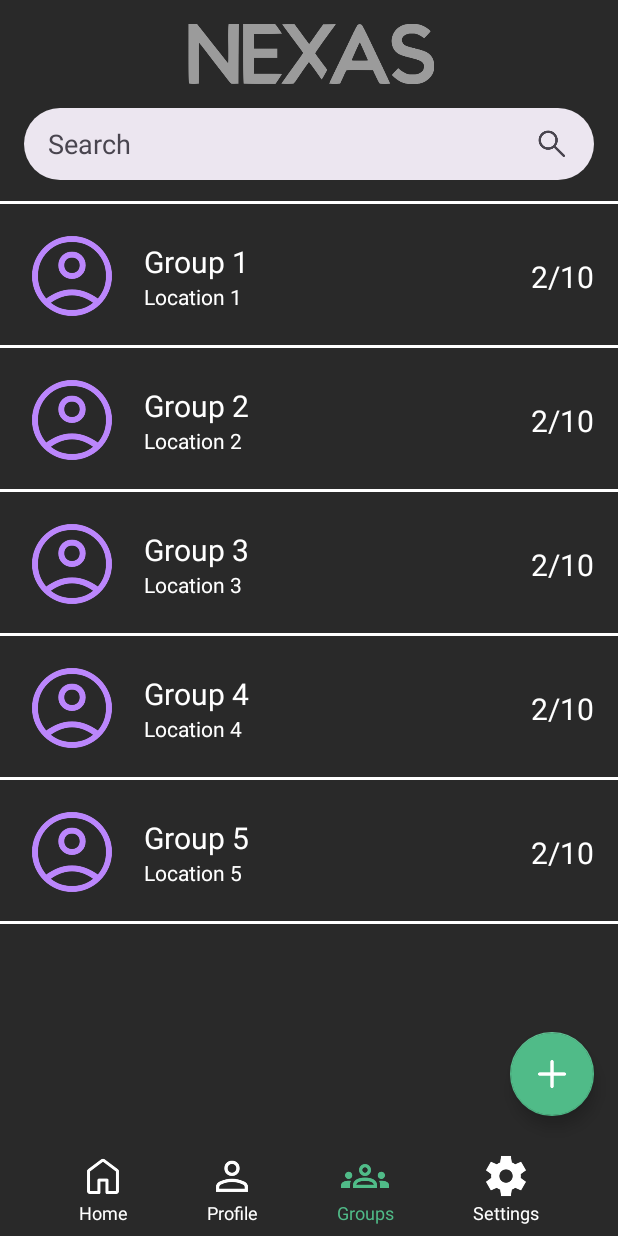
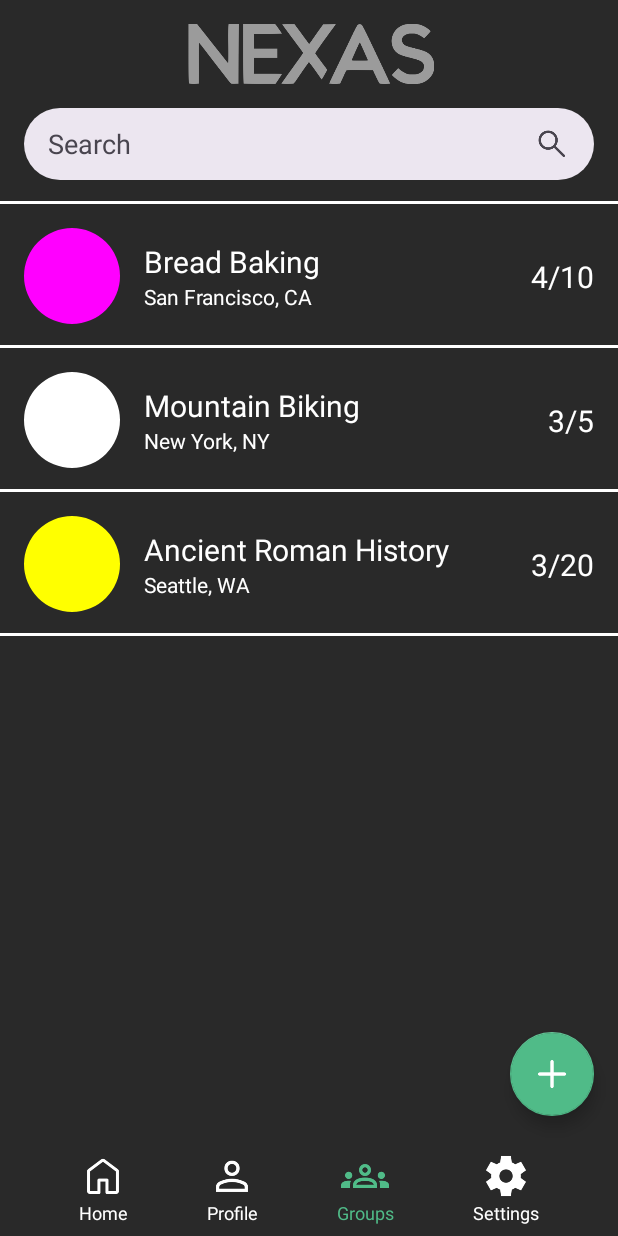
Before and after one commit to JLivanec/Nexas, an Android app: the GroupsFragment screen opened through its navigation route, on a phone screen of 412 x 824 dp. Run offline under Robolectric (Android 15) with nearby library versions, the phone set to English and light mode, and no system bars; 2 statements that could not run were skipped.

Commit message:
Updated groups

```diff
--- a/frontend/app/src/main/java/com/example/nexas/GroupsFragment.kt
+++ b/frontend/app/src/main/java/com/example/nexas/GroupsFragment.kt
@@ -1,23 +1,17 @@
 package com.example.nexas
 
-import android.app.AlertDialog
 import android.graphics.PorterDuff
-import android.graphics.Typeface
 import android.os.Bundle
-import android.text.Spannable
-import android.text.SpannableString
-import android.text.style.BackgroundColorSpan
 import androidx.fragment.app.Fragment
 import android.view.LayoutInflater
 import android.view.View
 import android.view.ViewGroup
-import android.widget.EditText
-import android.widget.ImageButton
 import android.widget.ImageView
 import android.widget.LinearLayout
 import android.widget.TextView
 import androidx.core.content.ContextCompat
-import androidx.core.content.res.ResourcesCompat
+import androidx.fragment.app.activityViewModels
+import androidx.lifecycle.Observer
 import androidx.navigation.fragment.findNavController
 import androidx.recyclerview.widget.LinearLayoutManager
 import androidx.recyclerview.widget.RecyclerView
@@ -25,9 +19,12 @@ import com.example.nexas.databinding.FragmentGroupsBinding
 import com.google.android.material.floatingactionbutton.FloatingActionButton
 
 class GroupsFragment : Fragment(), View.OnClickListener {
-    // view binding
+    // View binding
     private var _binding: FragmentGroupsBinding? = null
     private val binding get() = _binding!!
+
+    // ViewModel
+    private val model: ViewModel by activityViewModels()
 
     // UI elements
     private lateinit var homeButton: LinearLayout
@@ -38,37 +35,7 @@ class GroupsFragment : Fragment(), View.OnClickListener {
 
     private lateinit var groupsRecycler: RecyclerView
     private lateinit var adapter: GroupAdapter
-
-    //TODO: Remove temporary array
-    private var tempGroups: List<Group> = List(5) {
-        Group(
-            id = "${it + 1}",
-            name = "Group ${it + 1}",
-            avatar = null,
-            location = "Location ${it + 1}",
-            description = "Temp description",
-            membersLimit = 10,
-            members = listOf(
-                Member(
-                    id = "1",
-                    name = "Alice",
-                    avatar = null,
-                    location = "New York",
-                    description = "Loves hiking",
-                    background = null
-                ),
-                Member(
-                    id = "2",
-                    name = "Bob",
-                    avatar = null,
-                    location = "San Francisco",
-                    description = "Tech lover",
-                    background = null
-                )
-            ),
-            messages = listOf()
-        )
-    }
+    private lateinit var myGroups: List<Group>
 
     override fun onCreateView(
         inflater: LayoutInflater,
@@ -103,6 +70,11 @@ class GroupsFragment : Fragment(), View.OnClickListener {
         groupsRecycler.layoutManager = LinearLayoutManager(requireContext())
         groupsRecycler.adapter = adapter
 
+        // Observe the groups LiveData
+        model.groups.observe(viewLifecycleOwner, Observer { groups ->
+            myGroups = groups
+            adapter.updateGroups(myGroups)
+        })
 
         return view
     }
@@ -127,13 +99,15 @@ class GroupsFragment : Fragment(), View.OnClickListener {
 
         init {
             itemView.setOnClickListener {
-                // TODO: Change location to chat screen and pass group to move to
-                findNavController().navigate(R.id.action_groupsFragment_to_chatFragment)
+                val group = myGroups[adapterPosition] // Get the selected group
+                val action = GroupsFragmentDirections.actionGroupsFragmentToChatFragment(group.id)
+                findNavController().navigate(action)
             }
         }
 
         fun bind(group: Group) {
-//            groupImage.setImageBitmap(group.avatar)
+            if (group.avatar != null)
+                groupImage.setImageBitmap(group.avatar)
             groupName.text = group.name
             groupLocation.text = group.location
             groupMembersLimit.text = "${group.members.size}/${group.membersLimit}"
@@ -143,12 +117,6 @@ class GroupsFragment : Fragment(), View.OnClickListener {
     // Group Adapter
     inner class GroupAdapter : RecyclerView.Adapter<GroupViewHolder>() {
         private var groups = mutableListOf<Group>()
-        private var searchQuery = ""
-
-        init {
-            groups = tempGroups.toMutableList()
-            // TODO: Get groups from DB
-        }
 
         override fun onCreateViewHolder(parent: ViewGroup, viewType: Int): GroupViewHolder {
             val itemView = LayoutInflater.from(parent.context).inflate(R.layout.group_card, parent, false)
@@ -163,8 +131,13 @@ class GroupsFragment : Fragment(), View.OnClickListener {
             return groups.size
         }
 
+        fun updateGroups(newGroups: List<Group>) {
+            this.groups.clear()
+            this.groups.addAll(newGroups)
+            notifyDataSetChanged()
+        }
+
         fun filterGroups(query: String) {
-            this.searchQuery = query
             // TODO: Search Groups
         }
     }
--- a/frontend/app/src/main/java/com/example/nexas/MainActivity.kt
+++ b/frontend/app/src/main/java/com/example/nexas/MainActivity.kt
@@ -3,11 +3,16 @@ package com.example.nexas
 import android.os.Bundle
 import androidx.activity.enableEdgeToEdge
 import androidx.appcompat.app.AppCompatActivity
+import com.example.nexas.databinding.ActivityMainBinding
 
 class MainActivity : AppCompatActivity() {
+
+    private lateinit var binding: ActivityMainBinding
+
     override fun onCreate(savedInstanceState: Bundle?) {
         super.onCreate(savedInstanceState)
+        binding = ActivityMainBinding.inflate(layoutInflater)
         enableEdgeToEdge()
-        setContentView(R.layout.activity_main)
+        setContentView(binding.root)
     }
 }
--- a/frontend/app/src/main/java/com/example/nexas/Member.kt
+++ b/frontend/app/src/main/java/com/example/nexas/Member.kt
@@ -6,6 +6,7 @@ data class Member(
     var id: String,
     var name: String,
     var avatar: Bitmap?,
+    var age: Int,
     var location: String,
     var description: String,
     var background: Bitmap?
--- a/frontend/app/src/main/java/com/example/nexas/MyProfileFragment.kt
+++ b/frontend/app/src/main/java/com/example/nexas/MyProfileFragment.kt
@@ -10,6 +10,7 @@ import android.widget.ImageView
 import android.widget.LinearLayout
 import android.widget.TextView
 import androidx.core.content.ContextCompat
+import androidx.fragment.app.activityViewModels
 import androidx.navigation.fragment.findNavController
 import com.example.nexas.databinding.FragmentMyProfileBinding
 
@@ -17,6 +18,9 @@ class MyProfileFragment : Fragment(), View.OnClickListener {
     // view binding
     private var _binding: FragmentMyProfileBinding? = null
     private val binding get() = _binding!!
+
+    // ViewModel
+    private val model: ViewModel by activityViewModels()
 
     // UI elements
     private lateinit var homeButton: LinearLayout
@@ -48,6 +52,8 @@ class MyProfileFragment : Fragment(), View.OnClickListener {
         groupsButton.setOnClickListener(this)
         settingsButton.setOnClickListener(this)
 
+        model.myProfile.name
+
         return view
     }
 
--- a/frontend/app/src/main/java/com/example/nexas/ViewModel.kt
+++ b/frontend/app/src/main/java/com/example/nexas/ViewModel.kt
@@ -1,74 +1,288 @@
 package com.example.nexas
 
+import android.graphics.Bitmap
+import android.graphics.Canvas
+import android.graphics.Color
 import android.provider.MediaStore
 import androidx.lifecycle.LiveData
 import androidx.lifecycle.MutableLiveData
 import androidx.lifecycle.ViewModel
-import androidx.lifecycle.viewModelScope
-import kotlinx.coroutines.launch
-import retrofit2.Retrofit
-import retrofit2.converter.gson.GsonConverterFactory
 
 class ViewModel : ViewModel() {
-    private val apiService: ApiService = Retrofit.Builder()
-        .baseUrl("http://<your-server-ip>:3000/") // Update with server IP
-        .addConverterFactory(GsonConverterFactory.create())
-        .build()
-        .create(ApiService::class.java)
-
-    private lateinit var myProfile: Member
+    lateinit var myProfile: Member
     private var _groups = MutableLiveData<List<Group>>(emptyList())
     val groups: LiveData<List<Group>> get() = _groups
 
-    fun fetchMyProfile() {
-        viewModelScope.launch {
-            try {
-                myProfile = apiService.getMyProfile()
-            } catch (e: Exception) {
-                // TODO: Handle error
-            }
+    init {
+        fetchMyProfile()
+        fetchGroups()
+    }
+
+    // TODO: Remove
+    fun createSampleBitmap(color: Int): Bitmap {
+        return Bitmap.createBitmap(100, 100, Bitmap.Config.ARGB_8888).apply {
+            Canvas(this).drawColor(color)
         }
     }
 
+    fun fetchMyProfile() {
+        // TODO: Get My Profile
+        myProfile = Member(
+            id = "1209",
+            name = "Jordan Bells",
+            age = 22,
+            avatar = null,
+            location = "San Francisco, CA",
+            description = "Hi, I’m Jordan! I’m a 22-year-old who just graduated from college and moved to San Francisco for my new job. I’m passionate about the outdoors and enjoy activities like hiking and climbing. While I prefer being around familiar faces, I’m excited to explore new places and meet new friends along the way.",
+            background = null
+        )
+    }
+
     fun fetchGroups() {
-        viewModelScope.launch {
-            try {
-                _groups.value = apiService.getGroups()
-            } catch (e: Exception) {
-                // TODO: Handle error
-            }
-        }
+        // TODO: Get groups from API
+        val fakeGroups: List<Group> = listOf(
+            Group(
+                id = "146",
+                name = "Bread Baking",
+                avatar = createSampleBitmap(Color.MAGENTA),
+                location = "San Francisco, CA",
+                description = "Join us to share recipes, tips, and experiences in the art of bread baking. All skill levels welcome!",
+                membersLimit = 10,
+                members = listOf(
+                    Member(
+                        id = "1209",
+                        name = "Jordan Bells",
+                        age = 22,
+                        avatar = createSampleBitmap(Color.RED),
+                        location = "San Francisco, CA",
+                        description = "Hi, I’m Jordan! I’m a 22-year-old who just graduated from college and moved to San Francisco for my new job. I love trying new things, and baking has become a fun new hobby for me!",
+                        background = null
+                    ),
+                    Member(
+                        id = "8921",
+                        name = "David Lee",
+                        age = 35,
+                        avatar = createSampleBitmap(Color.BLUE),
+                        location = "New York, NY",
+                        description = "I’m David, a 35-year-old IT specialist who enjoys the science of baking. I'm excited to learn and share tips on making the perfect loaf.",
+                        background = null
+                    ),
+                    Member(
+                        id = "3472",
+                        name = "Mildred Wilson",
+                        age = 70,
+                        avatar = createSampleBitmap(Color.BLACK),
+                        location = "Chicago, IL",
+                        description = "I'm Mildred, a 70-year-old retiree. While I might not ride myself, I love hearing stories about biking adventures and exploring nature.",
+                        background = null
+                    ),
+                    Member(
+                        id = "5783",
+                        name = "Maryam Inaya Khan",
+                        age = 25,
+                        avatar = createSampleBitmap(Color.YELLOW),
+                        location = "Los Angeles, CA",
+                        description = "Hey, I’m Maryam, a 25-year-old history lover from LA. I find Ancient Rome fascinating and look forward to deepening my knowledge with you all!",
+                        background = null
+                    )
+                ),
+                messages = listOf(
+                    Message(
+                        id = "1",
+                        senderID = "1209",
+                        videoImage = createSampleBitmap(Color.RED),
+                        videoID = "1"
+                    ),
+                    Message(
+                        id = "2",
+                        senderID = "8921",
+                        videoImage = createSampleBitmap(Color.RED),
+                        videoID = "2"
+                    ),
+                    Message(
+                        id = "3",
+                        senderID = "1209",
+                        videoImage = null,
+                        videoID = "3"
+                    ),
+                    Message(
+                        id = "4",
+                        senderID = "3472",
+                        videoImage = createSampleBitmap(Color.RED),
+                        videoID = "4"
+                    ),
+                    Message(
+                        id = "5",
+                        senderID = "1209",
+                        videoImage = null,
+                        videoID = "5"
+                    )
+                )
+            ),
+            Group(
+                id = "679",
+                name = "Mountain Biking",
+                avatar = createSampleBitmap(Color.WHITE),
+                location = "New York, NY",
+                description = "A community for mountain biking enthusiasts to connect, share trails, and plan rides together.",
+                membersLimit = 5,
+                members = listOf(
+                    Member(
+                        id = "1209",
+                        name = "Jordan Bells",
+                        age = 22,
+                        avatar = createSampleBitmap(Color.RED),
+                        location = "San Francisco, CA",
+                        description = "Hi, I’m Jordan! I’m a 22-year-old outdoor enthusiast who loves mountain biking and exploring new trails. I'm excited to connect with fellow bikers!",
+                        background = null
+                    ),
+                    Member(
+                        id = "8921",
+                        name = "David Lee",
+                        age = 35,
+                        avatar = createSampleBitmap(Color.BLUE),
+                        location = "New York, NY",
+                        description = "I’m David, a 35-year-old IT specialist who enjoys the science of baking. I'm excited to learn and share tips on making the perfect loaf.",
+                        background = null
+                    ),
+                    Member(
+                        id = "6540",
+                        name = "Jade Chan",
+                        age = 20,
+                        avatar = createSampleBitmap(Color.GREEN),
+                        location = "Seattle, WA",
+                        description = "Hello! I'm Jade, a 20-year-old online student. I love exploring history, and Ancient Rome is one of my favorite topics!",
+                        background = null
+                    )
+                ),
+                messages = listOf(
+                    Message(
+                        id = "1",
+                        senderID = "1209",
+                        videoImage = createSampleBitmap(Color.RED),
+                        videoID = "1"
+                    ),
+                    Message(
+                        id = "2",
+                        senderID = "8921",
+                        videoImage = createSampleBitmap(Color.RED),
+                        videoID = "2"
+                    ),
+                    Message(
+                        id = "3",
+                        senderID = "1209",
+                        videoImage = null,
+                        videoID = "3"
+                    ),
+                    Message(
+                        id = "4",
+                        senderID = "6540",
+                        videoImage = createSampleBitmap(Color.RED),
+                        videoID = "4"
+                    ),
+                    Message(
+                        id = "5",
+                        senderID = "1209",
+                        videoImage = null,
+                        videoID = "5"
+                    )
+                )
+            ),
+            Group(
+                id = "925",
+                name = "Ancient Roman History",
+                avatar = createSampleBitmap(Color.YELLOW),
+                location = "Seattle, WA",
+                description = "Dive into the fascinating world of Ancient Rome! Discussions, readings, and sharing resources welcome.",
+                membersLimit = 20,
+                members = listOf(
+                    Member(
+                        id = "1209",
+                        name = "Jordan Bells",
+                        age = 22,
+                        avatar = createSampleBitmap(Color.RED),
+                        location = "San Francisco, CA",
+                        description = "Hi, I’m Jordan! I’m a recent grad with a keen interest in history. Excited to learn more about Ancient Rome and share insights!",
+                        background = null
+                    ),
+                    Member(
+                        id = "5783",
+                        name = "Maryam Inaya Khan",
+                        age = 25,
+                        avatar = createSampleBitmap(Color.YELLOW),
+                        location = "Los Angeles, CA",
+                        description = "Hey, I’m Maryam, a 25-year-old history lover from LA. I find Ancient Rome fascinating and look forward to deepening my knowledge with you all!",
+                        background = null
+                    ),
+                    Member(
+                        id = "6540",
+                        name = "Jade Chan",
+                        age = 20,
+                        avatar = createSampleBitmap(Color.GREEN),
+                        location = "Seattle, WA",
+                        description = "Hello! I'm Jade, a 20-year-old online student. I love exploring history, and Ancient Rome is one of my favorite topics!",
+                        background = null
+                    )
+                ),
+                messages = listOf(
+                    Message(
+                        id = "1",
+                        senderID = "1209",
+                        videoImage = createSampleBitmap(Color.RED),
+                        videoID = "1"
+                    ),
+                    Message(
+                        id = "2",
+                        senderID = "5783",
+                        videoImage = createSampleBitmap(Color.RED),
+                        videoID = "2"
+                    ),
+                    Message(
+                        id = "3",
+                        senderID = "1209",
+                        videoImage = null,
+                        videoID = "3"
+                    ),
+                    Message(
+                        id = "4",
+                        senderID = "6540",
+                        videoImage = createSampleBitmap(Color.RED),
+                        videoID = "4"
+                    ),
+                    Message(
+                        id = "5",
+                        senderID = "1209",
+                        videoImage = null,
+                        videoID = "5"
+                    )
+                )
+            )
+        )
+        _groups.value = fakeGroups
     }
 
     fun updateProfile(profile: Member) {
-        viewModelScope.launch {
-            try {
-                myProfile = apiService.updateMyProfile(profile)
-            } catch (e: Exception) {
-                // TODO: Handle error
-            }
-        }
+        // TODO: Save My Profile
+        myProfile = profile
     }
 
-    fun createGroup(group: Group) {
-        viewModelScope.launch {
-            try {
-                val newGroup = apiService.createGroup(group)
-                val updatedList = _groups.value?.toMutableList() ?: mutableListOf()
-                updatedList.add(newGroup)
-                _groups.value = updatedList
-            } catch (e: Exception) {
-                // TODO: Handle error
-            }
-        }
+    fun createGroup(group: Group): String {
+        // TODO: Replace with making group in DB
+        val newGroup = group.copy(id = "new${_groups.value!!.size + 1}",
+            location = myProfile.location,
+            members = listOf(myProfile)
+        )
+        val updatedList = _groups.value?.toMutableList() ?: mutableListOf()
+        updatedList.add(newGroup)
+        _groups.value = updatedList
+        return ""
     }
 
     fun joinGroup(groupID: String) {
-
+        // TODO: Join group
     }
 
     fun sendVideo(video: MediaStore.Video) {
-
+        // TODO: Send video
     }
-
 }
--- a/frontend/app/src/main/res/layout/fragment_chat.xml
+++ b/frontend/app/src/main/res/layout/fragment_chat.xml
@@ -30,11 +30,12 @@
         app:layout_constraintTop_toTopOf="parent" >
 
 
-        <ImageView
+        <com.google.android.material.imageview.ShapeableImageView
             android:id="@+id/groupAvatar"
             android:layout_width="48dp"
             android:layout_height="48dp"
             android:layout_gravity="center"
+            app:shapeAppearanceOverlay="@style/Circular"
             android:src="@drawable/account" />
 
         <TextView
--- a/frontend/app/src/main/res/layout/group_card.xml
+++ b/frontend/app/src/main/res/layout/group_card.xml
@@ -5,15 +5,15 @@
     android:layout_width="match_parent"
     android:layout_height="96dp">
 
-    <ImageView
+    <com.google.android.material.imageview.ShapeableImageView
         android:id="@+id/groupImage"
         android:layout_width="64dp"
         android:layout_height="64dp"
         android:layout_margin="16dp"
-        app:tint="@color/purple_200"
         app:layout_constraintBottom_toBottomOf="parent"
         app:layout_constraintStart_toStartOf="parent"
         app:layout_constraintTop_toTopOf="parent"
+        app:shapeAppearanceOverlay="@style/Circular"
         app:srcCompat="@drawable/account" />
 
     <LinearLayout
--- a/frontend/app/src/main/res/navigation/nav_graph.xml
+++ b/frontend/app/src/main/res/navigation/nav_graph.xml
@@ -78,7 +78,11 @@
             app:destination="@id/createGroupFragment" />
         <action
             android:id="@+id/action_groupsFragment_to_chatFragment"
-            app:destination="@id/chatFragment" />
+            app:destination="@id/chatFragment">
+            <argument
+                android:name="groupId"
+                app:argType="string" />
+        </action>
     </fragment>
     <fragment
         android:id="@+id/settingsFragment"
--- a/frontend/build.gradle.kts
+++ b/frontend/build.gradle.kts
@@ -2,4 +2,5 @@
 plugins {
     id("com.android.application") version "8.7.1" apply false
     id("org.jetbrains.kotlin.android") version "1.9.24" apply false
+    id("androidx.navigation.safeargs.kotlin") version "2.8.3" apply false
 }
--- a/frontend/gradle/libs.versions.toml
+++ b/frontend/gradle/libs.versions.toml
@@ -1,5 +1,6 @@
 [versions]
 agp = "8.7.1"
+cameraCore = "1.3.4"
 converterGson = "2.9.0"
 kotlin = "1.9.24"
 coreKtx = "1.10.1"
@@ -15,8 +16,13 @@ navigationFragmentKtx = "2.8.3"
 retrofit = "2.9.0"
 
 [libraries]
+androidx-camera-camera2 = { module = "androidx.camera:camera-camera2", version.ref = "cameraCore" }
+androidx-camera-core = { module = "androidx.camera:camera-core", version.ref = "cameraCore" }
+androidx-camera-lifecycle = { module = "androidx.camera:camera-lifecycle", version.ref = "cameraCore" }
+androidx-camera-view = { module = "androidx.camera:camera-view", version.ref = "cameraCore" }
 androidx-core-ktx = { group = "androidx.core", name = "core-ktx", version.ref = "coreKtx" }
 androidx-navigation-fragment-ktx = { module = "androidx.navigation:navigation-fragment-ktx", version.ref = "navigationFragmentKtx" }
+androidx-navigation-safe-args-gradle-plugin = { module = "androidx.navigation:navigation-safe-args-gradle-plugin", version.ref = "navigationFragmentKtx" }
 androidx-navigation-ui-ktx = { module = "androidx.navigation:navigation-ui-ktx", version.ref = "navigationFragmentKtx" }
 converter-gson = { module = "com.squareup.retrofit2:converter-gson", version.ref = "converterGson" }
 junit = { group = "junit", name = "junit", version.ref = "junit" }
```
Also changed, not shown: frontend/app/build.gradle.kts (+7 -1 lines), frontend/app/src/main/AndroidManifest.xml (+7 -0 lines), frontend/app/src/main/java/com/example/nexas/ApiService.kt (deleted, +0 -19 lines), frontend/app/src/main/java/com/example/nexas/ChatFragment.kt (+27 -75 lines), frontend/app/src/main/java/com/example/nexas/CreateGroupFragment.kt (+34 -5 lines), frontend/app/src/main/res/layout/fragment_create_group.xml (+5 -5 lines), frontend/app/src/main/res/drawable/jordan_background.png (added).
